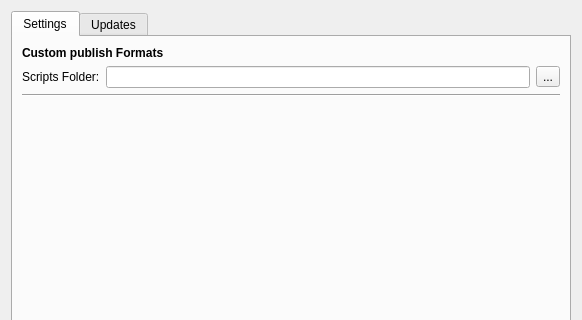
First picture: the form in SpriteSheetPacker/PreferencesDialog.ui, repository amakaseev/sprite-sheet-packer, before the edit; both pictures show x 0 to 582 and y 0 to 320 of the 582 by 476 pixel window.
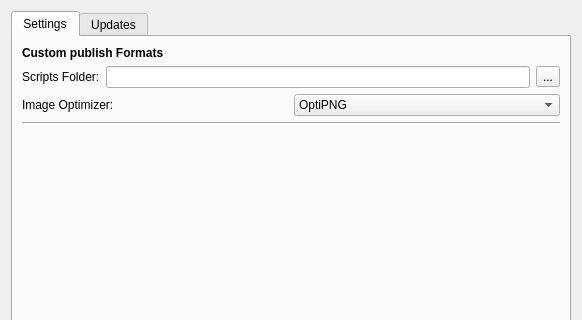
Second picture: the form after the edit. Icons and pictures are not drawn.

Commit message: Add pngquant optimizer

Patch:
```diff
--- a/SpriteSheetPacker/PreferencesDialog.ui
+++ b/SpriteSheetPacker/PreferencesDialog.ui
@@ -69,6 +69,34 @@
          </item>
         </layout>
        </item>
+       <item>
+        <layout class="QHBoxLayout" name="horizontalLayout_3">
+         <item>
+          <widget class="QLabel" name="label_4">
+           <property name="text">
+            <string>Image Optimizer:</string>
+           </property>
+          </widget>
+         </item>
+         <item>
+          <widget class="QComboBox" name="optimizerComboBox">
+           <property name="layoutDirection">
+            <enum>Qt::LeftToRight</enum>
+           </property>
+           <item>
+            <property name="text">
+             <string>OptiPNG</string>
+            </property>
+           </item>
+           <item>
+            <property name="text">
+             <string>Pngquant</string>
+            </property>
+           </item>
+          </widget>
+         </item>
+        </layout>
+       </item>
        <item>
         <widget class="Line" name="line">
          <property name="orientation">
```
The commit also changes 30 other files.
